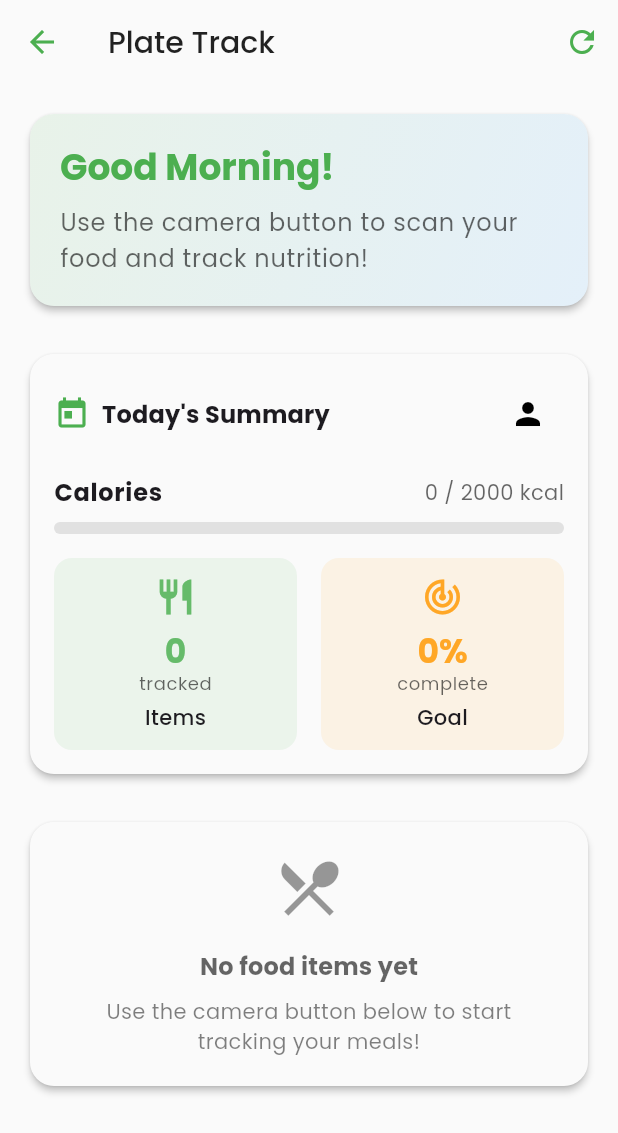
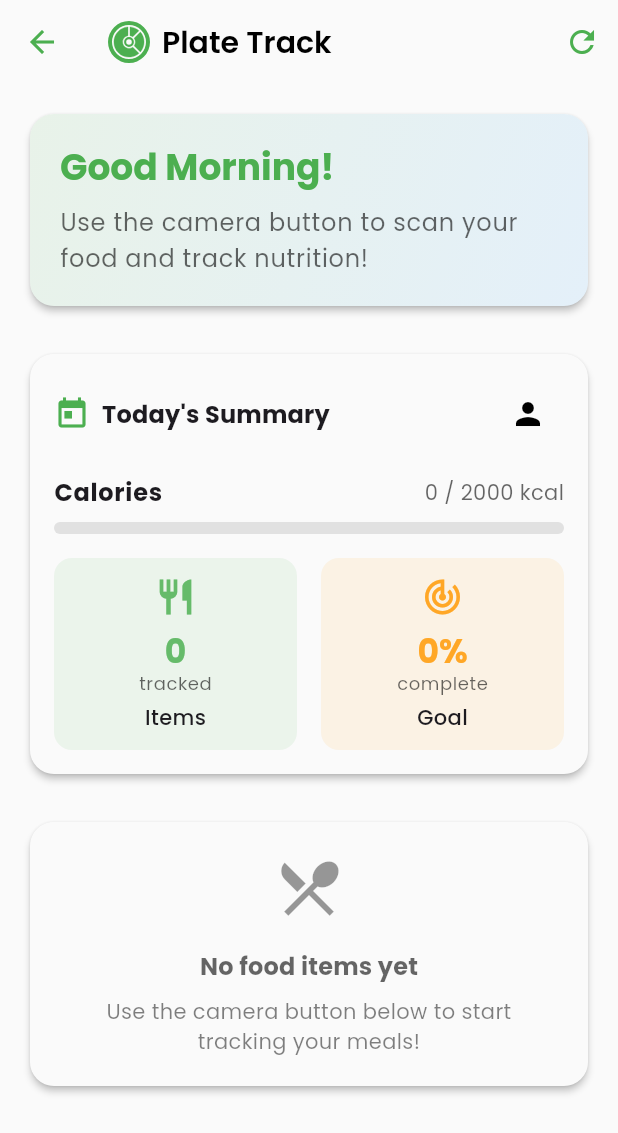
Before and after one commit to dant4ick/plate_track_ai, a Flutter app: the DashboardScreen screen opened directly, on a phone screen of 412 x 824 dp. Shown: the top 1133 px of the screen. Run offline on Flutter 3.47's test engine with Material 3 defaults, Android fonts, the phone set to English and light mode, and no system bars; our stand-ins replace camera, equatable, fl_chart, flutter_svg, google_fonts, hive and 3 more; missing offline and left inert: tflite_flutter; accounts and stored records are empty.

Commit message:
add: implement AppLogo and AppLogoWithText widgets for consistent branding across screens

```diff
--- /dev/null
+++ b/devtools_options.yaml
@@ -0,0 +1,3 @@
+description: This file stores settings for Dart & Flutter DevTools.
+documentation: https://docs.flutter.dev/tools/devtools/extensions#configure-extension-enablement-states
+extensions:
--- a/lib/features/dashboard/dashboard_screen.dart
+++ b/lib/features/dashboard/dashboard_screen.dart
@@ -1,6 +1,6 @@
 import 'package:flutter/material.dart';
-import 'package:plate_track_ai/core/constants/app_strings.dart';
 import 'package:plate_track_ai/shared/widgets/common_widgets.dart';
+import 'package:plate_track_ai/shared/widgets/app_logo.dart';
 import 'package:plate_track_ai/core/services/food_recognition_service.dart';
 import 'package:plate_track_ai/core/services/food_storage_service.dart';
 import 'package:plate_track_ai/core/services/user_profile_service.dart';
@@ -241,7 +241,7 @@ class _DashboardScreenState extends State<DashboardScreen> {
   Widget build(BuildContext context) {
     return Scaffold(
       appBar: AppBar(
-        title: const Text(AppStrings.appName),
+        title: const AppLogoWithText(),
         elevation: 0,
         actions: [
           IconButton(
--- a/lib/features/food_recognition/recognition_result_screen.dart
+++ b/lib/features/food_recognition/recognition_result_screen.dart
@@ -3,6 +3,7 @@ import 'package:flutter/material.dart';
 import 'package:plate_track_ai/core/constants/app_strings.dart';
 import 'package:plate_track_ai/shared/models/food_item.dart';
 import 'package:plate_track_ai/shared/widgets/common_widgets.dart';
+import 'package:plate_track_ai/shared/widgets/app_logo.dart';
 
 class RecognitionResultScreen extends StatefulWidget {
   final File imageFile;
@@ -552,10 +553,9 @@ class _RecognitionResultScreenState extends State<RecognitionResultScreen> {
                   color: Theme.of(context).colorScheme.primary.withOpacity(0.1),
                   borderRadius: BorderRadius.circular(12),
                 ),
-                child: Icon(
-                  Icons.analytics,
+                child: AppLogo(
+                  size: 32,
                   color: Theme.of(context).colorScheme.primary,
-                  size: 32,
                 ),
               ),
               const SizedBox(width: 16),
--- a/lib/features/profile/profile_management_screen.dart
+++ b/lib/features/profile/profile_management_screen.dart
@@ -2,6 +2,7 @@ import 'package:flutter/material.dart';
 import 'package:plate_track_ai/core/services/user_profile_service.dart';
 import 'package:plate_track_ai/shared/models/user_profile.dart';
 import 'package:plate_track_ai/features/user_setup/user_setup_screen.dart';
+import 'package:plate_track_ai/shared/widgets/app_logo.dart';
 
 class ProfileManagementScreen extends StatefulWidget {
   const ProfileManagementScreen({Key? key}) : super(key: key);
@@ -222,8 +223,7 @@ class _ProfileManagementScreenState extends State<ProfileManagementScreen> {
                 color: Theme.of(context).colorScheme.primary.withOpacity(0.1),
                 borderRadius: BorderRadius.circular(32),
               ),
-              child: Icon(
-                _currentProfile!.gender == Gender.male ? Icons.male : Icons.female,
+              child: AppLogo(
                 size: 32,
                 color: Theme.of(context).colorScheme.primary,
               ),
--- a/lib/features/user_setup/user_setup_screen.dart
+++ b/lib/features/user_setup/user_setup_screen.dart
@@ -4,6 +4,7 @@ import 'package:plate_track_ai/core/constants/app_strings.dart';
 import 'package:plate_track_ai/core/services/user_profile_service.dart';
 import 'package:plate_track_ai/shared/models/user_profile.dart';
 import 'package:plate_track_ai/shared/widgets/common_widgets.dart';
+import 'package:plate_track_ai/shared/widgets/app_logo.dart';
 
 class UserSetupScreen extends StatefulWidget {
   final bool isEditing;
@@ -258,10 +259,9 @@ class _UserSetupScreenState extends State<UserSetupScreen> {
                       color: Theme.of(context).colorScheme.primary.withOpacity(0.1),
                       borderRadius: BorderRadius.circular(12),
                     ),
-                    child: Icon(
-                      Icons.person_add,
+                    child: AppLogo(
+                      size: 32,
                       color: Theme.of(context).colorScheme.primary,
-                      size: 32,
                     ),
                   ),
                   const SizedBox(width: 16),
--- /dev/null
+++ b/lib/shared/widgets/app_logo.dart
@@ -0,0 +1,73 @@
+import 'package:flutter/material.dart';
+import 'package:flutter_svg/flutter_svg.dart';
+
+class AppLogo extends StatelessWidget {
+  final double size;
+  final Color? color;
+
+  const AppLogo({
+    Key? key,
+    this.size = 24,
+    this.color,
+  }) : super(key: key);
+
+  @override
+  Widget build(BuildContext context) {
+    return SvgPicture.asset(
+      'assets/icons/app_icon.svg',
+      width: size,
+      height: size,
+      colorFilter: color != null
+          ? ColorFilter.mode(color!, BlendMode.srcIn)
+          : ColorFilter.mode(
+              Theme.of(context).colorScheme.primary,
+              BlendMode.srcIn,
+            ),
+      semanticsLabel: 'Plate Track AI Logo',
+    );
+  }
+}
+
+class AppLogoWithText extends StatelessWidget {
+  final double logoSize;
+  final double fontSize;
+  final Color? logoColor;
+  final Color? textColor;
+  final String text;
+  final FontWeight fontWeight;
+  final MainAxisAlignment alignment;
+
+  const AppLogoWithText({
+    Key? key,
+    this.logoSize = 28,
+    this.fontSize = 20,
+    this.logoColor,
+    this.textColor,
+    this.text = 'Plate Track',
+    this.fontWeight = FontWeight.w600,
+    this.alignment = MainAxisAlignment.center,
+  }) : super(key: key);
+
+  @override
+  Widget build(BuildContext context) {
+    return Row(
+      mainAxisAlignment: alignment,
+      mainAxisSize: MainAxisSize.min,
+      children: [
+        AppLogo(
+          size: logoSize,
+          color: logoColor,
+        ),
+        const SizedBox(width: 8),
+        Text(
+          text,
+          style: TextStyle(
+            fontSize: fontSize,
+            fontWeight: fontWeight,
+            color: textColor ?? Theme.of(context).colorScheme.onSurface,
+          ),
+        ),
+      ],
+    );
+  }
+}
```
Also changed, not shown: lib/features/nutrition_stats/nutrition_stats_screen.dart (+6 -1 lines), lib/features/recommendations/recommendations_screen.dart (+6 -1 lines), lib/main.dart (+20 -2 lines).
